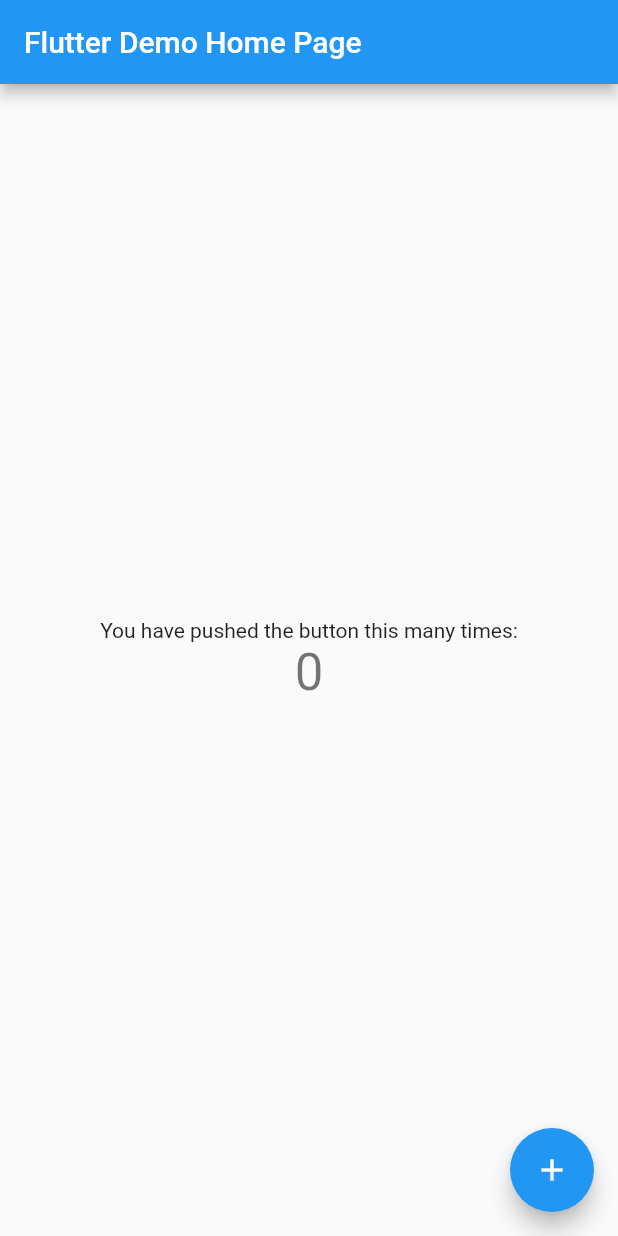
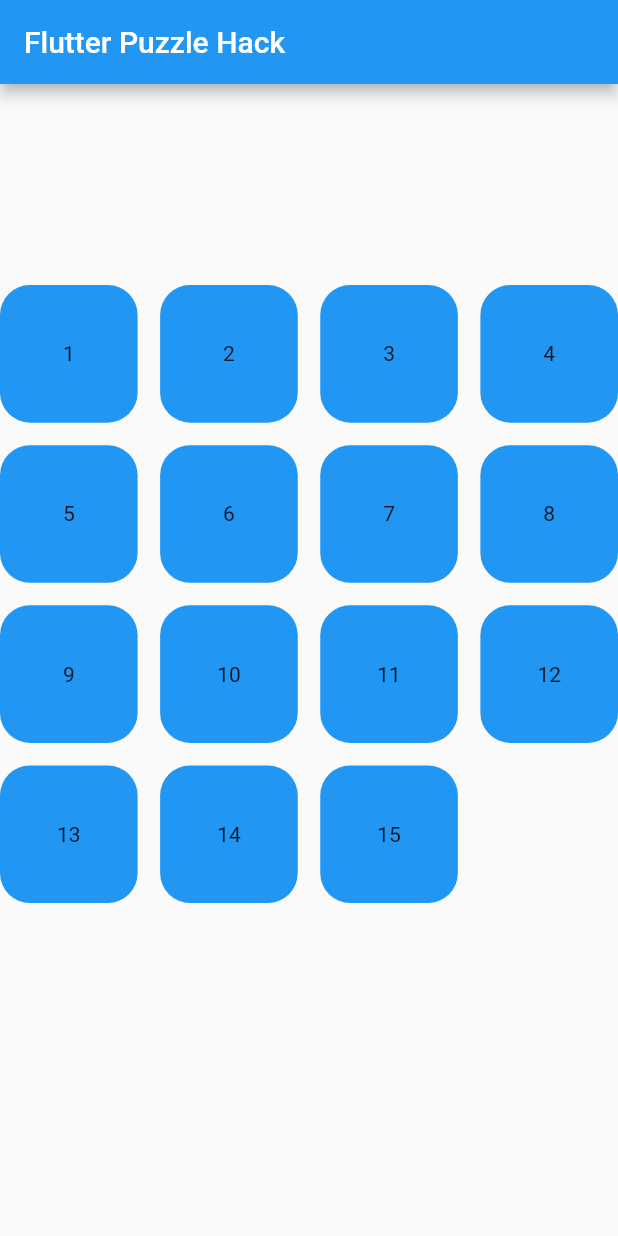
Before and after one commit to jordanmosakowski/double_slide, a Flutter app: the screen it shows after launch, on a phone screen of 412 x 824 dp. Run offline on Flutter 3.47's test engine with Material 2 defaults, Android fonts, the phone set to English and light mode, and no system bars.

Commit message:
Added basic sliding puzzle with animations

```diff
--- /dev/null
+++ b/lib/classes/enums.dart
@@ -0,0 +1,32 @@
+import 'package:flutter/material.dart';
+import 'package:vector_math/vector_math_64.dart';
+
+enum PuzzleColor {
+  front,
+  back,
+  empty
+}
+
+enum SlideMove{
+  left,
+  right,
+  up,
+  down
+}
+
+extension SlideMoveIcon on SlideMove{
+  IconData get icon{
+    switch(this){
+      case SlideMove.left:
+        return Icons.arrow_back;
+      case SlideMove.right:
+        return Icons.arrow_forward;
+      case SlideMove.up:
+        return Icons.arrow_upward;
+      case SlideMove.down:
+        return Icons.arrow_downward;
+      default:
+        return Icons.arrow_back;
+    }
+  }
+}
--- /dev/null
+++ b/lib/classes/face.dart
@@ -0,0 +1,111 @@
+import 'package:flutter/animation.dart';
+import 'package:flutter/rendering.dart';
+import 'package:puzzle_hack/classes/enums.dart';
+import 'package:puzzle_hack/classes/piece.dart';
+
+class PuzzleFace {
+  final PuzzleColor _solvedColor;
+  late List<PuzzlePiece> _pieces;
+  final int _size;
+  Animation<double>? animation;
+
+  PuzzleFace(this._size,this._solvedColor) {
+    _pieces = List.generate(
+        _size*_size,
+        (i) => i == _size*_size - 1
+          ? PuzzlePiece(PuzzleColor.empty, 0)
+          : PuzzlePiece(_solvedColor, i + 1),
+        growable: false);
+      // _pieces.shuffle();
+  }
+
+  void clearAnimations(){
+    for (PuzzlePiece piece in _pieces) {
+      piece.slideAnimation = null;
+    }
+  }
+
+  PuzzleColor get solvedColor => _solvedColor;
+  List<PuzzlePiece> get pieces => _pieces;
+
+  int get size => _size;
+
+  List<SlideMove> canMovePiece(PuzzlePiece p){
+    if(p.color == PuzzleColor.empty){
+      return List.empty();
+    }
+    int index = _pieces.indexOf(p);
+    List<int> empty = _pieces.where((piece) => piece.color == PuzzleColor.empty).map((p) => _pieces.indexOf(p)).toList();
+    List<SlideMove> moves = List.empty(growable: true);
+    for(int e in empty){
+      int difference = index - e;
+      int direction = difference > 0 ? 1 : -1;
+      if(difference.abs() % _size == 0){
+        moves.add(direction == 1 ? SlideMove.up : SlideMove.down);
+      }
+      if((index/_size).floor() == (e/_size).floor()){
+        moves.add(direction == 1 ? SlideMove.left : SlideMove.right);
+      }
+    }
+    return moves.toSet().toList();
+  }
+
+  void movePiece(PuzzlePiece p,AnimationController controller, SlideMove move){
+    clearAnimations();
+    if(canMovePiece(p).isEmpty){
+      return;
+    }
+    int index = _pieces.indexOf(p);
+    int emptyIndex = -1;
+    int direction = (move == SlideMove.up || move == SlideMove.left) ? 1 : -1;
+
+    //Move across the same row
+    if(move == SlideMove.left || move == SlideMove.right){
+      for(int i=index; (i/size).floor() == (index/size).floor(); i-=direction){
+        if(_pieces[i].color == PuzzleColor.empty){
+          emptyIndex = i;
+          break;
+        }
+      }
+      if(emptyIndex == -1){
+        return;
+      }
+      PuzzlePiece empty = _pieces[emptyIndex];
+      for(int i=emptyIndex; i!=index; i+=direction){
+        _pieces[i] = _pieces[i+direction];
+        _pieces[i].slideAnimation = Tween<Offset>(
+            begin: Offset(direction.toDouble(), 0.0),
+            end: Offset.zero,
+          ).animate(CurvedAnimation(
+            parent: controller,
+            curve: Curves.easeInOut,
+          ));
+      }
+      _pieces[index] = empty;
+    }
+    else{
+      //Move across the same column
+      for(int i=index; i>=0 && i<size*size; i-=size*direction){
+        if(_pieces[i].color == PuzzleColor.empty){
+          emptyIndex = i;
+          break;
+        }
+      }
+      if(emptyIndex == -1){
+        return;
+      }
+      PuzzlePiece empty = _pieces[emptyIndex];
+      for(int i=emptyIndex; i!=index; i+=_size*direction){
+        _pieces[i] = _pieces[i+_size*direction];
+        _pieces[i].slideAnimation = Tween<Offset>(
+            begin: Offset(0.0, direction.toDouble()),
+            end: Offset.zero,
+          ).animate(CurvedAnimation(
+            parent: controller,
+            curve: Curves.easeInOut,
+          ));
+      }
+      _pieces[index] = empty;
+    }
+  }
+}
--- /dev/null
+++ b/lib/classes/piece.dart
@@ -0,0 +1,13 @@
+import 'package:flutter/animation.dart';
+import 'package:flutter/rendering.dart';
+import 'package:puzzle_hack/classes/enums.dart';
+
+class PuzzlePiece {
+  final int _value;
+  final PuzzleColor _color;
+  Animation<Offset>? slideAnimation;
+  PuzzlePiece(this._color,this._value);
+
+  int get value => _value;
+  PuzzleColor get color => _color;
+}
--- /dev/null
+++ b/lib/classes/puzzle.dart
@@ -0,0 +1,20 @@
+import 'package:flutter/cupertino.dart';
+import 'package:puzzle_hack/classes/enums.dart';
+import 'package:puzzle_hack/classes/face.dart';
+import 'package:vector_math/vector_math_64.dart';
+
+class Puzzle {
+  final int size;
+  late PuzzleFace _front;
+  late PuzzleFace _back;
+
+
+  Puzzle(this.size){
+    _front = PuzzleFace(size,PuzzleColor.front);
+    _back = PuzzleFace(size,PuzzleColor.back);
+  }
+
+  PuzzleFace get front => _front;
+  PuzzleFace get back => _back;
+
+}
--- a/lib/main.dart
+++ b/lib/main.dart
@@ -1,115 +1,169 @@
+import 'dart:math';
+
 import 'package:flutter/material.dart';
+import 'package:puzzle_hack/classes/enums.dart';
+import 'package:puzzle_hack/classes/piece.dart';
+import 'package:puzzle_hack/classes/puzzle.dart';
+import 'package:vector_math/vector_math_64.dart' as vec;
 
 void main() {
-  runApp(const MyApp());
+  runApp(const App());
 }
 
-class MyApp extends StatelessWidget {
-  const MyApp({Key? key}) : super(key: key);
+class App extends StatelessWidget {
+  const App({Key? key}) : super(key: key);
 
   // This widget is the root of your application.
   @override
   Widget build(BuildContext context) {
     return MaterialApp(
-      title: 'Flutter Demo',
+      title: 'Flutter Puzzle Hack',
       theme: ThemeData(
-        // This is the theme of your application.
-        //
-        // Try running your application with "flutter run". You'll see the
-        // application has a blue toolbar. Then, without quitting the app, try
-        // changing the primarySwatch below to Colors.green and then invoke
-        // "hot reload" (press "r" in the console where you ran "flutter run",
-        // or simply save your changes to "hot reload" in a Flutter IDE).
-        // Notice that the counter didn't reset back to zero; the application
-        // is not restarted.
         primarySwatch: Colors.blue,
       ),
-      home: const MyHomePage(title: 'Flutter Demo Home Page'),
+      home: const Home(),
     );
   }
 }
 
-class MyHomePage extends StatefulWidget {
-  const MyHomePage({Key? key, required this.title}) : super(key: key);
-
-  // This widget is the home page of your application. It is stateful, meaning
-  // that it has a State object (defined below) that contains fields that affect
-  // how it looks.
-
-  // This class is the configuration for the state. It holds the values (in this
-  // case the title) provided by the parent (in this case the App widget) and
-  // used by the build method of the State. Fields in a Widget subclass are
-  // always marked "final".
-
-  final String title;
+class Home extends StatefulWidget {
+  const Home({ Key? key }) : super(key: key);
 
   @override
-  State<MyHomePage> createState() => _MyHomePageState();
+  _HomeState createState() => _HomeState();
 }
 
-class _MyHomePageState extends State<MyHomePage> {
-  int _counter = 0;
+class _HomeState extends State<Home> with SingleTickerProviderStateMixin{
+  late Puzzle puzzle = Puzzle(4);
 
-  void _incrementCounter() {
-    setState(() {
-      // This call to setState tells the Flutter framework that something has
-      // changed in this State, which causes it to rerun the build method below
-      // so that the display can reflect the updated values. If we changed
-      // _counter without calling setState(), then the build method would not be
-      // called again, and so nothing would appear to happen.
-      _counter++;
+
+
+  late final AnimationController _animationController = AnimationController(
+    vsync: this,
+    duration: const Duration(milliseconds: 100),
+  );
+
+  late final Animation<Offset> _animationNone = Tween<Offset>(
+    begin: Offset.zero,
+    end: Offset.zero,
+  ).animate(CurvedAnimation(
+    parent: _animationController,
+    curve: Curves.easeInOut,
+  ));
+
+  List<SlideMove?> moveOptions = List.empty();
+
+    Color getColor(PuzzlePiece piece) {
+    switch (piece.color) {
+      case PuzzleColor.front:
+        return Colors.blue;
+      case PuzzleColor.back:
+        return Colors.green;
+      default:
+        return Colors.transparent;
+    }
+  }
+
+  @override
+  void initState(){
+    super.initState();
+    clearMoveOptions();
+    _animationController.addStatusListener((status) {
+      if (status == AnimationStatus.completed) {
+        puzzle.front.clearAnimations();
+      }
     });
+  }
+
+  PuzzlePiece? pieceToMove;
+
+  void clearMoveOptions(){
+    moveOptions = List.filled(puzzle.size * puzzle.size, null);
   }
 
   @override
   Widget build(BuildContext context) {
-    // This method is rerun every time setState is called, for instance as done
-    // by the _incrementCounter method above.
-    //
-    // The Flutter framework has been optimized to make rerunning build methods
-    // fast, so that you can just rebuild anything that needs updating rather
-    // than having to individually change instances of widgets.
     return Scaffold(
       appBar: AppBar(
-        // Here we take the value from the MyHomePage object that was created by
-        // the App.build method, and use it to set our appbar title.
-        title: Text(widget.title),
+        title: Text('Flutter Puzzle Hack'),
       ),
       body: Center(
-        // Center is a layout widget. It takes a single child and positions it
-        // in the middle of the parent.
-        child: Column(
-          // Column is also a layout widget. It takes a list of children and
-          // arranges them vertically. By default, it sizes itself to fit its
-          // children horizontally, and tries to be as tall as its parent.
-          //
-          // Invoke "debug painting" (press "p" in the console, choose the
-          // "Toggle Debug Paint" action from the Flutter Inspector in Android
-          // Studio, or the "Toggle Debug Paint" command in Visual Studio Code)
-          // to see the wireframe for each widget.
-          //
-          // Column has various properties to control how it sizes itself and
-          // how it positions its children. Here we use mainAxisAlignment to
-          // center the children vertically; the main axis here is the vertical
-          // axis because Columns are vertical (the cross axis would be
-          // horizontal).
-          mainAxisAlignment: MainAxisAlignment.center,
-          children: <Widget>[
-            const Text(
-              'You have pushed the button this many times:',
-            ),
-            Text(
-              '$_counter',
-              style: Theme.of(context).textTheme.headline4,
-            ),
-          ],
-        ),
-      ),
-      floatingActionButton: FloatingActionButton(
-        onPressed: _incrementCounter,
-        tooltip: 'Increment',
-        child: const Icon(Icons.add),
-      ), // This trailing comma makes auto-formatting nicer for build methods.
+        child: SizedBox(
+          width: 500,
+          height: 500,
+          child: GridView.count(
+            crossAxisCount: puzzle.size,
+            mainAxisSpacing: 15,
+            crossAxisSpacing: 15,
+            children: puzzle.front.pieces.asMap().keys.map((int i) {
+              PuzzlePiece piece = puzzle.front.pieces[i];
+              List<SlideMove> moves = puzzle.front.canMovePiece(piece);
+              return SlideTransition(
+                position: piece.slideAnimation ?? _animationNone,
+                child: SizedBox(
+                  width: 200 / puzzle.size,
+                  height: 200 / puzzle.size,
+                  child: InkWell(
+                    onTap: (((pieceToMove==null || pieceToMove == piece) && moves.isNotEmpty) || moveOptions[i] !=null) ? (){
+                      setState((){
+                        print("Tapped ${piece.color} ${piece.value}");
+                        if(pieceToMove !=null && moveOptions[i]!=null){
+                          puzzle.front.movePiece(pieceToMove!,_animationController, moveOptions[i]!);
+                          clearMoveOptions();
+                          _animationController.forward(from: 0.0);
+                          pieceToMove = null;
+                          return;
+                        }
+                        if(pieceToMove == piece){
+                          clearMoveOptions();
+                          pieceToMove = null;
+                          return;
+                        }
+                        if(moves.length == 1){
+                          clearMoveOptions();
+                          pieceToMove = null;
+                          puzzle.front.movePiece(piece, _animationController, moves.first);
+                          _animationController.forward(from: 0.0);
+                        }
+                        else{
+                          pieceToMove = piece;
+                          for(SlideMove m in moves){
+                            if(m == SlideMove.up){
+                              moveOptions[i-4] = SlideMove.up;
+                            }
+                            else if(m == SlideMove.down){
+                              moveOptions[i+4] = SlideMove.down;
+                            }
+                            else if(m == SlideMove.left){
+                              moveOptions[i-1] = SlideMove.left;
+                            }
+                            else if(m == SlideMove.right){
+                              moveOptions[i+1] = SlideMove.right;
+                            }
+                          }
+                        }
+                      });
+                    } : null,
+                    child: Container(
+                      decoration: BoxDecoration(
+                        borderRadius: BorderRadius.circular(20),
+                        color: getColor(piece),
+                      ),
+                      child: moveOptions[i] != null ? Icon(
+                                moveOptions[i]!.icon,
+                                color: Colors.black,
+                              ) : (piece.color != PuzzleColor.empty
+                          ? Center(
+                              child: Text(piece.value.toString()),
+                          ) : null),
+                    ),
+                  ),
+                ),
+              );
+            }).toList()
+          )
+        )
+      )
     );
   }
 }
```
